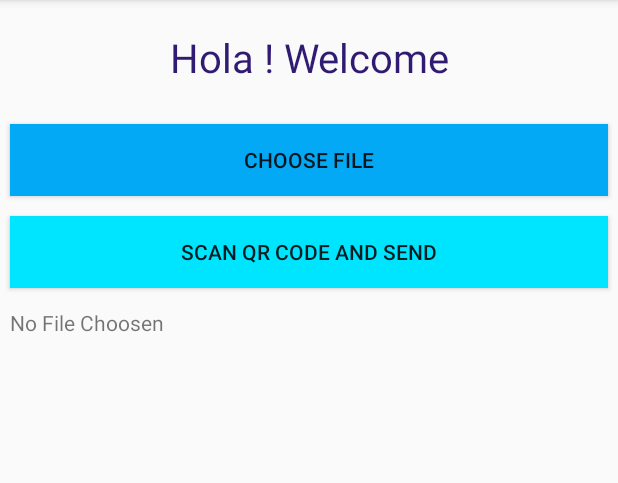
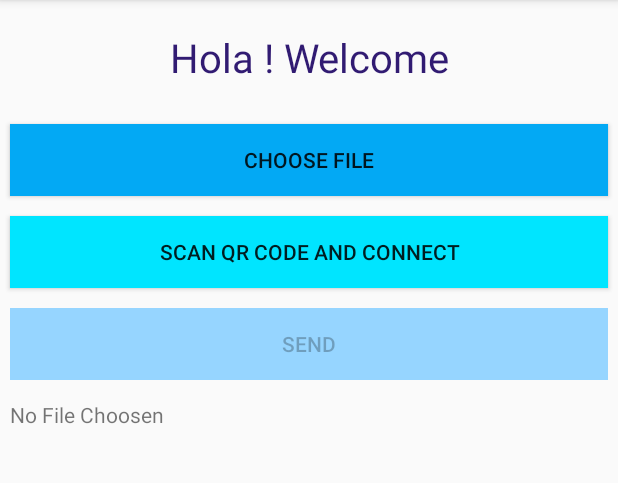
Before and after one commit to JayjeetAtGithub/Air-Drop-Android, an Android app: the screen it shows after launch (MainActivity), on a phone screen of 412 x 824 dp, the part 84-567 px from its top. Run offline under Robolectric (Android 15) with nearby library versions, the phone set to English and light mode, and no system bars.

```diff
--- a/app/src/main/res/layout/activity_main.xml
+++ b/app/src/main/res/layout/activity_main.xml
@@ -30,8 +30,17 @@
         android:layout_height="wrap_content"
         android:background="#00E5FF"
         android:layout_margin="10px"
-        android:text="SCAN QR CODE AND SEND"/>
+        android:text="SCAN QR CODE AND CONNECT"/>
 
+
+    <Button
+        android:id="@+id/send_file"
+        android:layout_width="match_parent"
+        android:layout_height="wrap_content"
+        android:background="#96D5FF"
+        android:layout_margin="10px"
+        android:enabled="false"
+        android:text="SEND"/>
 
     <TextView
         android:id="@+id/file_url"
```
Also changed, not shown: app/src/main/java/com/pyp2p/jayjeet/pyp2pandroid/MainActivity.java (+51 -35 lines).
